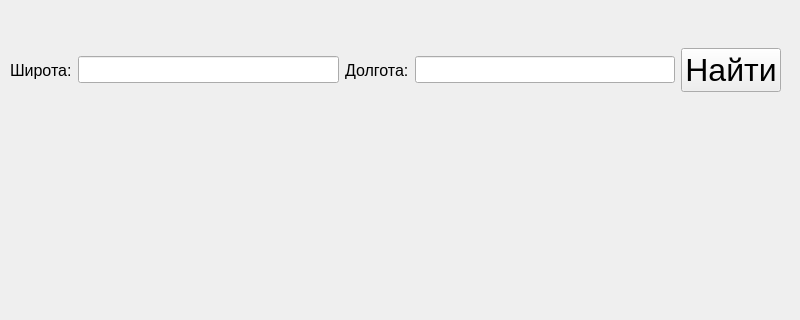
Before: the Qt Designer form uic/map.ui in Serafaz/miniProject, drawn with Qt 5; both pictures show x 0 to 800 and y 0 to 320 of the 800 by 800 pixel window.
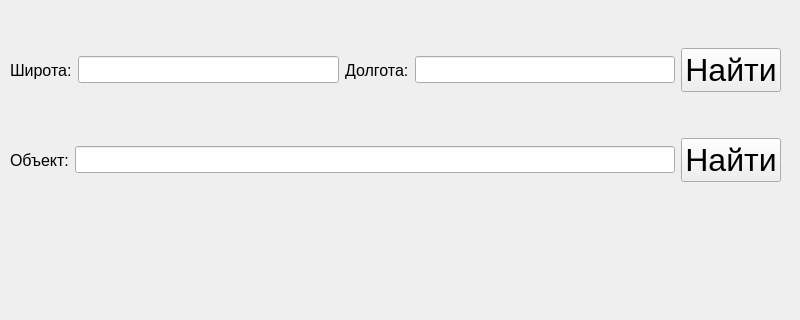
After: the same form once the commit is applied.

The edit to the form file:
```diff
--- a/uic/map.ui
+++ b/uic/map.ui
@@ -207,6 +207,54 @@
     <string>Неверный ввод!</string>
    </property>
   </widget>
+  <widget class="QWidget" name="horizontalLayoutWidget_2">
+   <property name="geometry">
+    <rect>
+     <x>10</x>
+     <y>120</y>
+     <width>771</width>
+     <height>80</height>
+    </rect>
+   </property>
+   <layout class="QHBoxLayout" name="horizontalLayout_2">
+    <item>
+     <widget class="QLabel" name="label_3">
+      <property name="font">
+       <font>
+        <pointsize>12</pointsize>
+       </font>
+      </property>
+      <property name="text">
+       <string>Объект:</string>
+      </property>
+     </widget>
+    </item>
+    <item>
+     <widget class="QLineEdit" name="object_input_lineEdit">
+      <property name="font">
+       <font>
+        <pointsize>12</pointsize>
+       </font>
+      </property>
+     </widget>
+    </item>
+    <item>
+     <layout class="QVBoxLayout" name="verticalLayout_2"/>
+    </item>
+    <item>
+     <widget class="QPushButton" name="searchButton2">
+      <property name="font">
+       <font>
+        <pointsize>24</pointsize>
+       </font>
+      </property>
+      <property name="text">
+       <string>Найти</string>
+      </property>
+     </widget>
+    </item>
+   </layout>
+  </widget>
  </widget>
  <resources/>
  <connections/>
```
